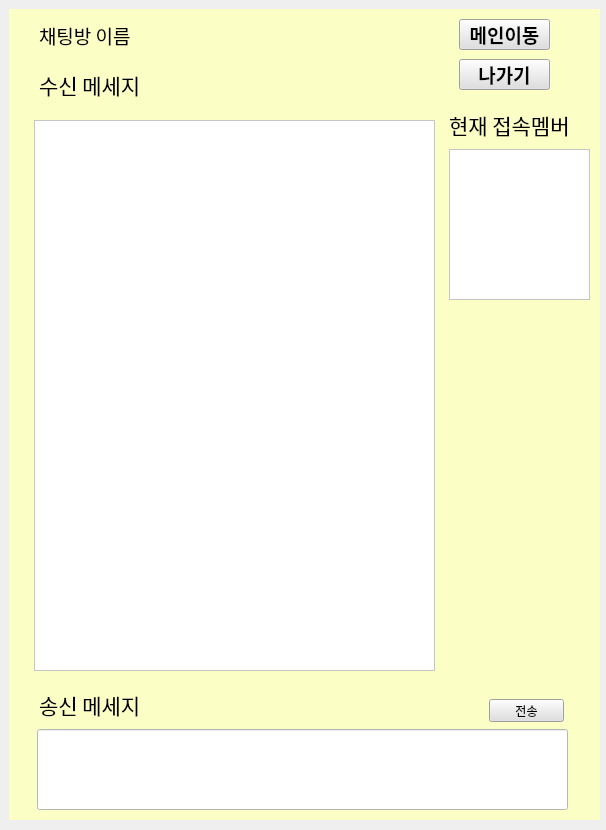
Qt form eh_chatting.ui (songhwa1/kakaojang) before a commit.
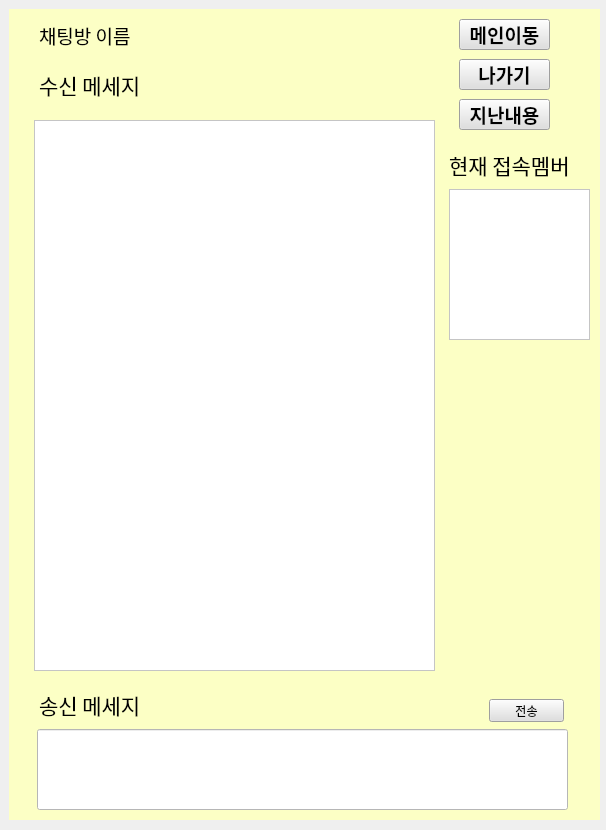
The same form after that commit. The open tabs and pages were chosen to show the change.

Commit message: ui 지난내용 불러오기 버튼 추가

Diff of the .ui file:
```diff
--- a/eh_chatting.ui
+++ b/eh_chatting.ui
@@ -335,7 +335,7 @@
      <property name="geometry">
       <rect>
        <x>440</x>
-       <y>90</y>
+       <y>130</y>
        <width>141</width>
        <height>51</height>
       </rect>
@@ -354,7 +354,7 @@
      <property name="geometry">
       <rect>
        <x>440</x>
-       <y>140</y>
+       <y>180</y>
        <width>141</width>
        <height>151</height>
       </rect>
@@ -363,6 +363,31 @@
       <string notr="true">background-color: rgb(255, 255, 255);</string>
      </property>
     </widget>
+    <widget class="QPushButton" name="pastmsg_Button">
+     <property name="geometry">
+      <rect>
+       <x>450</x>
+       <y>90</y>
+       <width>91</width>
+       <height>31</height>
+      </rect>
+     </property>
+     <property name="font">
+      <font>
+       <family>맑은 고딕</family>
+       <pointsize>14</pointsize>
+       <weight>75</weight>
+       <italic>false</italic>
+       <bold>true</bold>
+      </font>
+     </property>
+     <property name="styleSheet">
+      <string notr="true">background-color: rgb(223, 223, 223);</string>
+     </property>
+     <property name="text">
+      <string>지난내용</string>
+     </property>
+    </widget>
    </widget>
   </widget>
  </widget>
```
Left out of the diff: 2 changed lines with no effect on the pictures. The commit also changes 2 other files.
